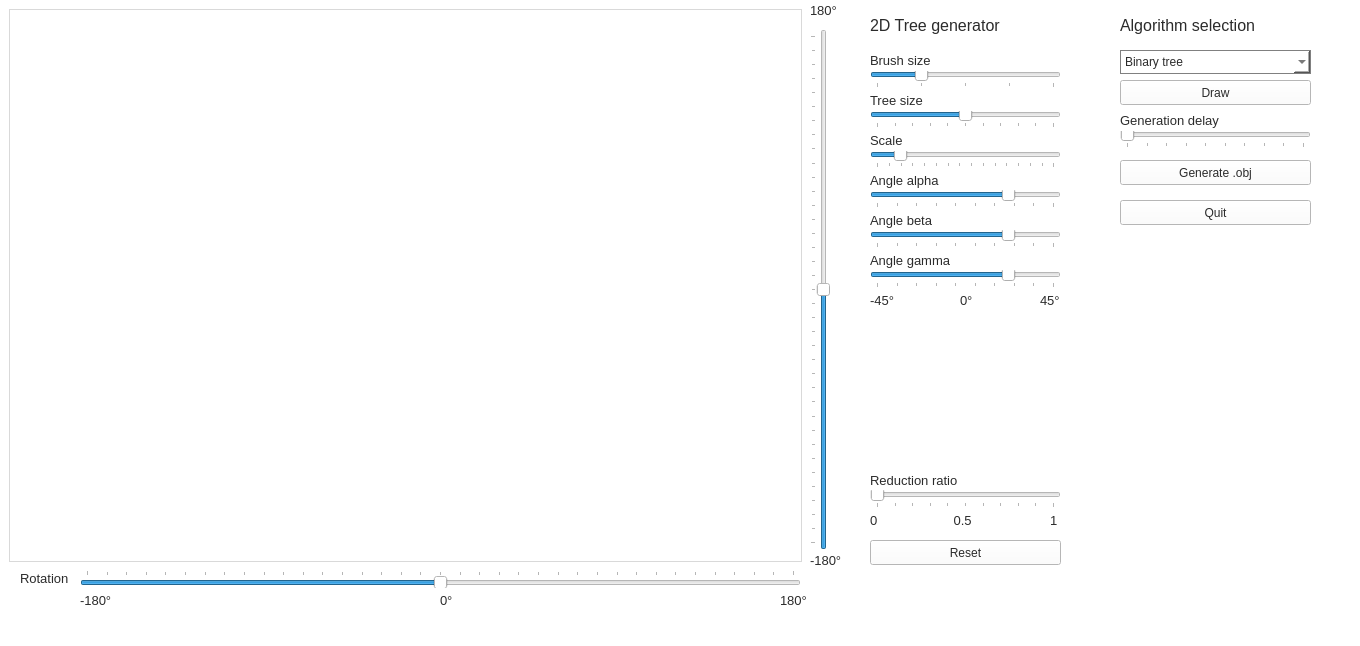
This is mainwindow.ui in Maxlo24/Projet_Majeure_Arbre_3D as Qt 5 draws it before an edit. The edited form follows.
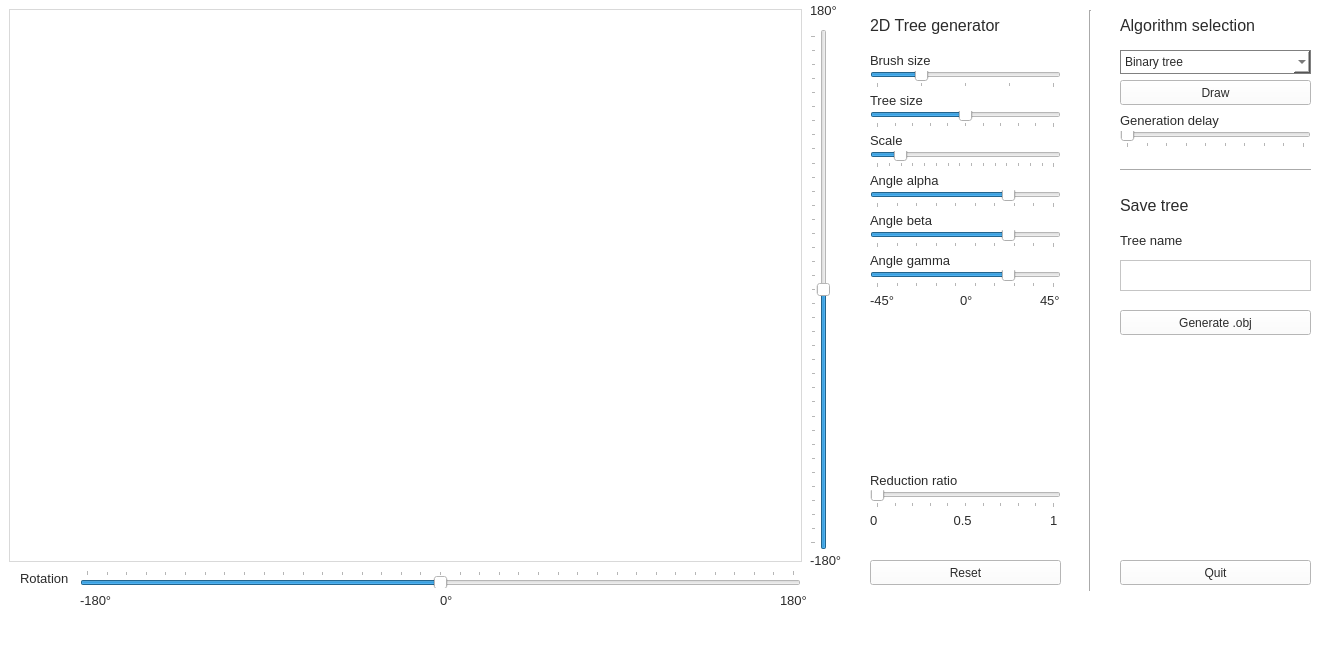
This is the edited form.

```diff
--- a/mainwindow.ui
+++ b/mainwindow.ui
@@ -6,7 +6,7 @@
    <rect>
     <x>0</x>
     <y>0</y>
-    <width>1360</width>
+    <width>1334</width>
     <height>646</height>
    </rect>
   </property>
@@ -25,7 +25,7 @@
     <property name="geometry">
      <rect>
       <x>1120</x>
-      <y>200</y>
+      <y>560</y>
       <width>191</width>
       <height>25</height>
      </rect>
@@ -279,7 +279,7 @@
     <property name="geometry">
      <rect>
       <x>870</x>
-      <y>540</y>
+      <y>560</y>
       <width>191</width>
       <height>25</height>
      </rect>
@@ -741,7 +741,7 @@
     <property name="geometry">
      <rect>
       <x>1120</x>
-      <y>160</y>
+      <y>310</y>
       <width>191</width>
       <height>25</height>
      </rect>
@@ -922,6 +922,81 @@
      <string>0°</string>
     </property>
    </widget>
+   <widget class="QLabel" name="Partie_Algo_3">
+    <property name="geometry">
+     <rect>
+      <x>1120</x>
+      <y>190</y>
+      <width>181</width>
+      <height>31</height>
+     </rect>
+    </property>
+    <property name="font">
+     <font>
+      <pointsize>12</pointsize>
+     </font>
+    </property>
+    <property name="text">
+     <string>Save tree</string>
+    </property>
+   </widget>
+   <widget class="Line" name="line">
+    <property name="geometry">
+     <rect>
+      <x>1080</x>
+      <y>10</y>
+      <width>20</width>
+      <height>581</height>
+     </rect>
+    </property>
+    <property name="orientation">
+     <enum>Qt::Vertical</enum>
+    </property>
+   </widget>
+   <widget class="QLabel" name="Partie_Algo_4">
+    <property name="enabled">
+     <bool>false</bool>
+    </property>
+    <property name="geometry">
+     <rect>
+      <x>1120</x>
+      <y>230</y>
+      <width>121</width>
+      <height>21</height>
+     </rect>
+    </property>
+    <property name="font">
+     <font>
+      <pointsize>10</pointsize>
+     </font>
+    </property>
+    <property name="text">
+     <string>Tree name</string>
+    </property>
+   </widget>
+   <widget class="QTextEdit" name="textEdit">
+    <property name="geometry">
+     <rect>
+      <x>1120</x>
+      <y>260</y>
+      <width>191</width>
+      <height>31</height>
+     </rect>
+    </property>
+   </widget>
+   <widget class="Line" name="line_2">
+    <property name="geometry">
+     <rect>
+      <x>1120</x>
+      <y>160</y>
+      <width>191</width>
+      <height>21</height>
+     </rect>
+    </property>
+    <property name="orientation">
+     <enum>Qt::Horizontal</enum>
+    </property>
+   </widget>
    <zorder>verticalFrame_2</zorder>
    <zorder>quitButton</zorder>
    <zorder>verticalLayoutWidget</zorder>
```
Left out of the diff: 7 changed lines with no effect on the pictures.
